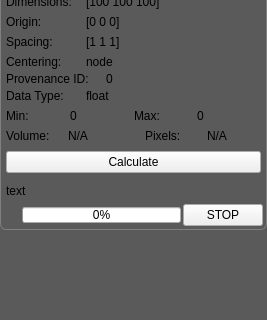
The window that src/Interface/Application/LayerWidget.ui (jessdtate/Seg3D) describes before a commit, drawn with Qt 5; both pictures show x 0 to 267 and y 371 to 691 of the 267 by 691 pixel window.
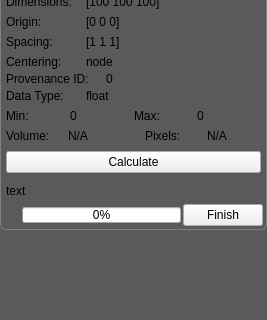
The same window after the commit. Icons and pictures are not drawn. Custom widgets are drawn as their Qt base class.

```diff
--- a/src/Interface/Application/LayerWidget.ui
+++ b/src/Interface/Application/LayerWidget.ui
@@ -1931,7 +1931,7 @@
                   </sizepolicy>
                  </property>
                  <property name="text">
-                  <string>STOP</string>
+                  <string>Finish</string>
                  </property>
                 </widget>
                </item>
```
